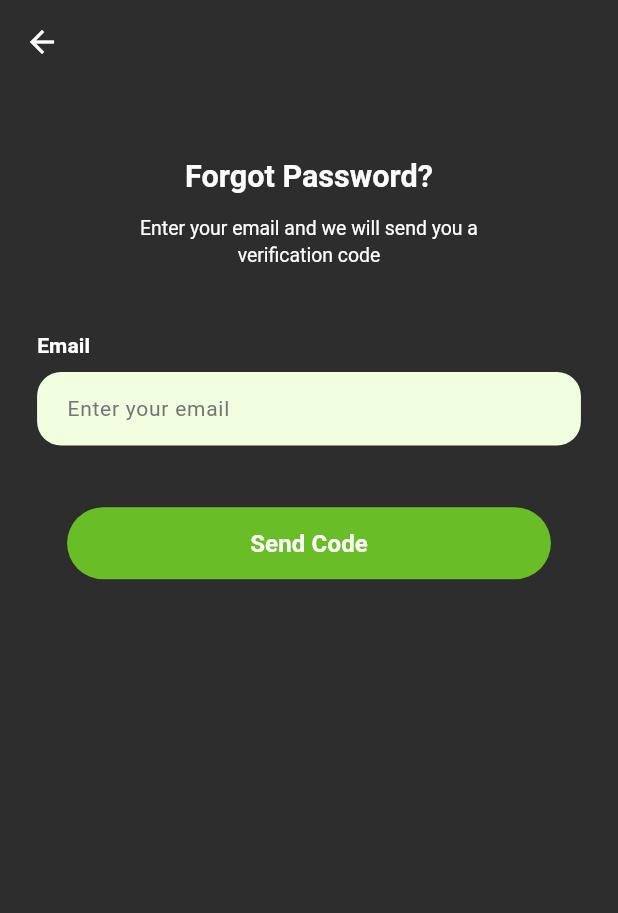
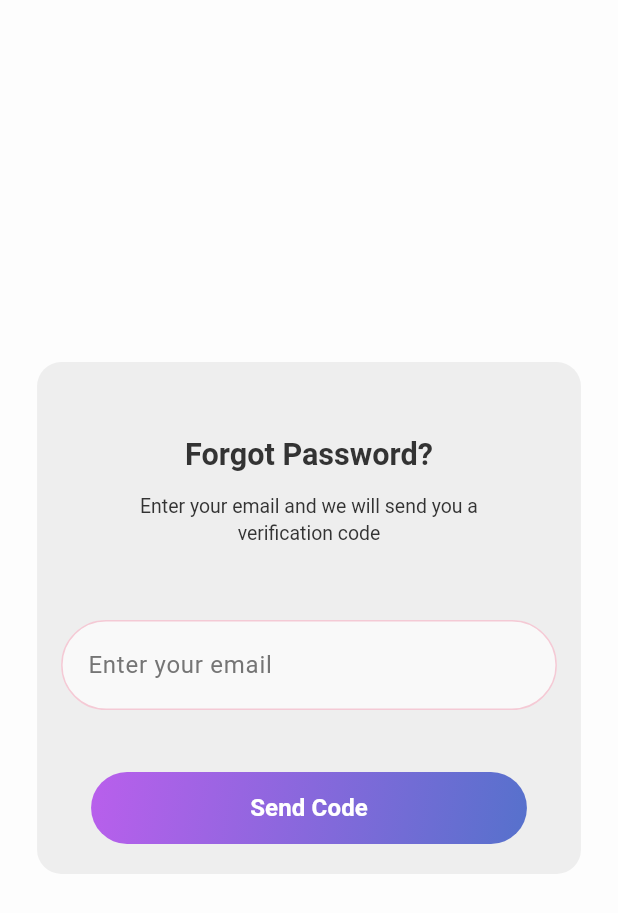
Before and after one commit to emon2002926/project_starter, a Flutter app: the screen it shows after launch, after a tap on "Forget Password?", on a phone screen of 412 x 824 dp. Shown: the top 913 px of the screen. Run offline on Flutter 3.47's test engine with Material 3 defaults, Android fonts, the phone set to English and light mode, and no system bars; our stand-ins replace flutter_screenutil, get, get_storage; Roboto replaces fonts that are missing (Poppins).

Commit message:
Refactor: Update UI elements and styling across multiple screens
- **AppTextField:**
    - Made `label` optional.
    - Added `borderColor` property.
    - Updated label color to black.
    - Increased font size for text field and hint text.
    - Changed fill color to a lighter shade (`0xFFF9F9F9`).
    - Increased vertical padding.
    - Implemented outline border with configurable color and radius, including focused and enabled states.
- **SocialLoginButtons:**
    - Changed label text color to `0xff333333`.
    - Updated border color to grey.
- **AppButton:**
    - Removed `backgroundColor` property.
    - Implemented a gradient background using `LinearGradient`.
    - Wrapped `ElevatedButton` in a `GestureDetector` and `Container` to apply the gradient.
- **AppColors:**
    - Changed `appBackground` color to `0xfff4f4f5`.
- **LoginScreen:**
    - Set `extendBodyBehindAppBar` to false.
    - Wrapped content in a `Container` with a white background and rounded corners.
    - Updated text and divider colors to be more visible on a light background.
    - Adjusted spacing and layout for better visual hierarchy.
    - Updated welcome message.
- **AppText:**
    - Changed default text color to `0xff333333`.
- **VerifyEmailScreen:**
    - Changed screen background color to `AppColors.instance.white50`.
    - Removed `BuildAppBar`.
    - Wrapped content in a `Container` with a light grey background and rounded corners.
    - Made `AppTextField` label optional (removed).
- **SplashScreen:**
    - Changed background color to white.
    - Updated text to "Chart AI".
    - Removed `AnnotatedRegion`.
- **OtpVerificationPage:**
    - Changed screen background color to `AppColors.instance.white50`.
    - Commented out `BuildAppBar`.
    - Wrapped content in a `Container` with a light grey background and rounded corners.
    - Adjusted text colors and font weights for better readability on a light background.

```diff
--- a/lib/core/constants/app_colors.dart
+++ b/lib/core/constants/app_colors.dart
@@ -9,7 +9,7 @@ class AppColors {
   ////////
   final Color boxBg = const Color(0xffEBF4FF);
   final Color boxBg2 = const Color(0xffBDD3EC);
-  final Color appBackground = const Color(0xff2c2d2c);
+  final Color appBackground = const Color(0xfff4f4f5);
   final Color appBarBackground = const Color(0xffd5ecc5);
   final Color profileBackground = const Color(0xC7CFCFCF);
 
--- a/lib/core/widget/buttons/app_button.dart
+++ b/lib/core/widget/buttons/app_button.dart
@@ -1,38 +1,33 @@
 import 'package:flutter/material.dart';
 import 'dart:ui';
-import 'package:flutter/material.dart';
 
-import 'package:flutter/material.dart';
 class AppButton extends StatelessWidget {
   final String buttonText;
   final VoidCallback onPressed;
-  final Color? backgroundColor;
   final Color? textColor;
   final double? borderRadius;
   final double? fontSize;
-  final double? elevation;
   final double? buttonHeight;
   final double? buttonWidth;
   final IconData? prefixIcon;
   final IconData? suffixIcon;
   final FontWeight? fontWeight;
-  final bool isLoading; // Added to handle loading state
+  final bool isLoading;
+  final double? elevation;
 
   const AppButton({
     super.key,
     required this.buttonText,
     required this.onPressed,
-    this.backgroundColor,
     this.textColor,
     this.borderRadius,
     this.fontSize,
-    this.elevation,
     this.buttonHeight,
     this.buttonWidth,
     this.prefixIcon,
     this.suffixIcon,
     this.fontWeight,
-    this.isLoading = false, // Added to control the loading state
+    this.isLoading = false, this.elevation,
   });
 
   @override
@@ -42,15 +37,26 @@ class AppButton extends StatelessWidget {
     return SizedBox(
       width: buttonWidth ?? double.infinity,
       height: buttonHeight ?? 48,
+      child: GestureDetector(
+        onTap: isLoading ? () {} : onPressed,
+        child: Container(
+          decoration: BoxDecoration(
+            gradient: LinearGradient(
+              colors: [Color(0xFFB95FEC), Color(0xff5671CC)],
+              begin: Alignment.topLeft,
+              end: Alignment.bottomRight,
+            ),
+            borderRadius: BorderRadius.circular(radius),
+          ),
           child: ElevatedButton(
-        onPressed: isLoading ? () {} : onPressed, // Ensure that onPressed is always a valid function
+            onPressed: isLoading ? () {} : onPressed,
             style: ElevatedButton.styleFrom(
-          backgroundColor: backgroundColor ?? const Color(0xFF69BE28), // ✅ Manual Green (Figma)
-          foregroundColor: textColor ?? Colors.white, // ✅ Default white text
+              backgroundColor: Colors.transparent, // Transparent so the gradient shows
               elevation: elevation ?? 0,
               shape: RoundedRectangleBorder(
                 borderRadius: BorderRadius.circular(radius),
               ),
+              padding: EdgeInsets.zero,
             ),
             child: isLoading
                 ? const CircularProgressIndicator(
@@ -87,6 +93,8 @@ class AppButton extends StatelessWidget {
               ],
             ),
           ),
+        ),
+      ),
     );
   }
 }
--- a/lib/core/widget/buttons/social_login_buttons.dart
+++ b/lib/core/widget/buttons/social_login_buttons.dart
@@ -18,13 +18,14 @@ class SocialLoginButtons extends StatelessWidget {
           width: 20,
           height: 20,
           child: Image.asset(iconPath),
+
         ),
-        label: AppText(color: Colors.white, data:title),
+        label: AppText(color: Color(0xff333333), data:title),
         style: OutlinedButton.styleFrom(
           shape: RoundedRectangleBorder(
             borderRadius: BorderRadius.circular(25),
           ),
-          side: const BorderSide(color: Colors.white, width: 1.5),
+          side: const BorderSide(color: Colors.grey, width: 1),
         ),
       ),
     );
--- a/lib/core/widget/text/app_text.dart
+++ b/lib/core/widget/text/app_text.dart
@@ -52,7 +52,7 @@ class AppText extends StatelessWidget {
       style: baseStyle.copyWith(
         height: height,
         fontSize: fontSize,
-        color: color ?? Colors.black,
+        color: color ?? Color(0xff333333),
         fontWeight: fontWeight,
         fontFamily: fontFamily ?? AppConstant.instance.poppins,
         decoration: decoration,
--- a/lib/core/widget/text/text_field/AppTextFiled.dart
+++ b/lib/core/widget/text/text_field/AppTextFiled.dart
@@ -1,7 +1,6 @@
-
 import 'package:flutter/material.dart';
 class AppTextField extends StatelessWidget {
-  final String label;
+  final String? label;
   final String hintText;
   final TextEditingController? controller;
   final IconData? prefixIcon;
@@ -9,17 +8,19 @@ class AppTextField extends StatelessWidget {
   final bool obscureText;
   final FormFieldValidator<String>? validator;
   final FocusNode? focusNode;
+  final Color? borderColor;
 
   const AppTextField({
     super.key,
-    required this.label,
+    this.label,
     required this.hintText,
     this.controller,
     this.prefixIcon,
     this.suffixIcon,
     this.obscureText = false,
     this.validator,
-    this.focusNode
+    this.focusNode,
+    this.borderColor,
   });
 
   @override
@@ -29,13 +30,15 @@ class AppTextField extends StatelessWidget {
     return Column(
       crossAxisAlignment: CrossAxisAlignment.start,
       children: [
-        Text(
-          label,
-          style: theme.textTheme.labelLarge?.copyWith(
-            fontWeight: FontWeight.w600,
-            color: Colors.white,
+        // Conditional label display
+        if (label != null && label!.isNotEmpty)
+          Text(
+            label!,
+            style: theme.textTheme.labelLarge?.copyWith(
+              fontWeight: FontWeight.w600,
+              color: Colors.black,
+            ),
           ),
-        ),
         const SizedBox(height: 8),
         TextFormField(
           controller: controller,
@@ -44,19 +47,19 @@ class AppTextField extends StatelessWidget {
           focusNode: focusNode,
           style: const TextStyle(
             color: Colors.black,
-            fontSize: 14,
+            fontSize: 16, // Increased font size for better readability
             fontFamily: 'Poppins',
           ),
           decoration: InputDecoration(
             hintText: hintText,
             hintStyle: TextStyle(
               color: Colors.grey.shade600,
-              fontSize: 14,
+              fontSize: 16, // Match the font size to the label
               fontWeight: FontWeight.w400,
               fontFamily: 'Poppins',
             ),
             filled: true,
-            fillColor: const Color(0xFFEFFFE0),
+            fillColor: const Color(0xFFF9F9F9), // Light background for input
             prefixIcon: prefixIcon != null
                 ? Icon(prefixIcon, color: Colors.grey[700], size: 20)
                 : null,
@@ -64,12 +67,21 @@ class AppTextField extends StatelessWidget {
                 ? Icon(suffixIcon, color: Colors.grey[700], size: 20)
                 : null,
             contentPadding: const EdgeInsets.symmetric(
-              vertical: 14,
-              horizontal: 16,
+              vertical: 18, // Increased vertical padding for bigger text field
+              horizontal: 14,
             ),
+            // Outline border with pink color and border radius
             border: OutlineInputBorder(
-              borderRadius: BorderRadius.circular(16),
-              borderSide: BorderSide.none,
+              borderRadius: BorderRadius.circular(30),
+              borderSide: BorderSide(color: borderColor ?? Colors.white, width: 1),
+            ),
+            focusedBorder: OutlineInputBorder(
+              borderRadius: BorderRadius.circular(30),
+              borderSide: const BorderSide(color:  Color(0xf9f3bac9), width: 1),
+            ),
+            enabledBorder: OutlineInputBorder(
+              borderRadius: BorderRadius.circular(30),
+              borderSide: const BorderSide(color: Color(0xc0f3bac9), width: 1.0),
             ),
           ),
         ),
--- a/lib/features/auth/views/login_screen.dart
+++ b/lib/features/auth/views/login_screen.dart
@@ -1,5 +1,6 @@
 import 'package:flutter/material.dart';
 import 'package:get/get.dart';
+import 'package:project_starter/core/constants/app_constant.dart';
 import '../../../core/constants/app_assert_image.dart';
 import '../../../core/constants/app_colors.dart';
 import '../../../core/widget/app_bar/build_app_bar.dart';
@@ -9,21 +10,30 @@ import '../../../core/widget/text/app_text.dart';
 import '../../../core/widget/text/text_field/AppTextFiled.dart';
 import '../../../routes/app_routes.dart';
 import '../view_models/login_controller.dart';
+
 class LoginScreen extends StatelessWidget {
   LoginScreen({super.key});
   final controller = Get.put(LoginController()); // Binding the controller
-
   @override
   Widget build(BuildContext context) {
     return Scaffold(
-      extendBodyBehindAppBar: true,
       backgroundColor: AppColors.instance.appBackground,
-      appBar: BuildAppBar(showBackButton: false,),
+      extendBodyBehindAppBar: false,
       body: Stack(
         children: [
           SafeArea(
             child: Padding(
-              padding: EdgeInsets.symmetric(horizontal: MediaQuery.of(context).size.width * 0.10),
+              padding: EdgeInsets.symmetric(
+                  vertical: MediaQuery.of(context).size.height * 0.08,
+                  horizontal: MediaQuery.of(context).size.height * 0.02,
+              ),
+              child: Container(
+                decoration: BoxDecoration(
+                  color: AppColors.instance.white50,
+                  borderRadius: BorderRadius.circular(16),
+                ),
+                child: Padding(
+                  padding: const EdgeInsets.symmetric(horizontal: 16),
                   child: SingleChildScrollView(
                     child: ConstrainedBox(
                       constraints: BoxConstraints(
@@ -33,99 +43,93 @@ class LoginScreen extends StatelessWidget {
                         child: Column(
                           crossAxisAlignment: CrossAxisAlignment.stretch,
                           children: [
-                        const SizedBox(height: 12),
+                            SizedBox(
+                              height: MediaQuery.of(context).size.height * 0.03,
+                            ),
                             Align(
                               alignment: Alignment.center,
-                          child: AppText(data: "Welcome Back", color: AppColors.instance.white50, fontSize: 28,
-                            fontWeight: FontWeight.bold,
+                              child: AppText(data: "Welcome to Trade Pilot", fontSize: 22,
+                                fontWeight: FontWeight.w500,
                               ),
                             ),
-                        SizedBox(height: MediaQuery.of(context).size.height * 0.08),
-                        const SizedBox(height: 8),
-
-                        // Username Input using TextEditingController
+                            SizedBox(
+                              height: MediaQuery.of(context).size.height * 0.06,
+                            ),
+                            Align(
+                              alignment: Alignment.center,
+                              child: AppText(data: "Sign up to get started", fontSize: 16,),
+                            ),
+                            SizedBox(
+                              height: MediaQuery.of(context).size.height * 0.02,
+                            ),
+                            // const SizedBox(height: 8),
                             AppTextField(
                               hintText: "Enter your user name here",
-                          label: "User Name",
                               controller: controller.usernameController,
                               focusNode: controller.usernameFocusNode,
                             ),
                             const SizedBox(height: 16),
-                        const SizedBox(height: 8),
-
-                        // Password Input using TextEditingController
                             AppTextField(
                               hintText: "Enter your password",
-                          label: "Password",
                               controller: controller.passwordController,
                               focusNode: controller.passwordFocusNode,
                               obscureText: true,
+                              suffixIcon: Icons.visibility_off,
                             ),
                             const SizedBox(height: 16),
-
-                        // Forget password
                             Align(
                               alignment: Alignment.centerRight,
                               child: GestureDetector(
                                 onTap: controller.navigateToForgetPassword,
                                 child: AppText(data: "Forget Password?", fontWeight: FontWeight.w400,
-                              color: Colors.white,
                                   fontSize: 16,
                                 ),
                               ),
                             ),
-                        const SizedBox(height: 24),
+                            const SizedBox(height: 8),
 
-                        // Login Button
                             AppButton(
                               buttonText: "Login",
                               onPressed: controller.login, // Trigger login method
                               borderRadius: 25,
                               buttonHeight: 48,
+                              elevation: 4,
                             ),
                             const SizedBox(height: 24),
-
-                        // Divider with text
                             const Row(
                               children: [
-                            Expanded(child: Divider(color: Colors.white)),
+                                Expanded(child: Divider(color: Colors.grey)),
                                 Padding(padding: EdgeInsets.symmetric(horizontal: 8.0),
-                              child: Text("or", style: TextStyle(color: Colors.white)),
+                                  child: Text("or", style: TextStyle(color: Colors.grey)),
                                 ),
-                            Expanded(child: Divider(color: Colors.white)),
+                                Expanded(child: Divider(color: Colors.grey)),
                               ],
                             ),
                             const SizedBox(height: 24),
-
-                        // Social Login Buttons
                             SocialLoginButtons(title: "Continue with Google", onPressed: () {}, iconPath: AppAssertImage.instance.googleLogo),
                             const SizedBox(height: 16),
                             SocialLoginButtons(title: "Continue with Apple", onPressed: () {}, iconPath: AppAssertImage.instance.appleLogo),
                             const SizedBox(height: 24),
-
-                        // Register Link
                             Row(
                               mainAxisAlignment: MainAxisAlignment.center,
                               children: [
-                            const Text(
-                              "Don't have an account? ",
-                              style: TextStyle(color: Colors.white, fontSize: 14),
+                                const AppText(
+                                  data: "Don't have an account? ",
+                                  fontSize: 14,
                                 ),
                                 GestureDetector(
                                   onTap: () => Get.toNamed(AppRoutes.register),
-                              child: const Text(
-                                "Register Now",
-                                style: TextStyle(
-                                  color: Colors.white,
+                                  child: const AppText(
+                                    data: "Register Now",
                                       fontWeight: FontWeight.bold,
                                       fontSize: 15,
                                   ),
                                 ),
+                              ],
                             ),
                           ],
                         ),
-                        const SizedBox(height: 32),
-                      ],
+                      ),
                     ),
                   ),
                 ),
--- a/lib/features/auth/views/otp_verification_page.dart
+++ b/lib/features/auth/views/otp_verification_page.dart
@@ -6,7 +6,6 @@ import '../../../core/widget/app_bar/build_app_bar.dart';
 import '../../../core/widget/buttons/app_button.dart';
 import '../../../core/widget/text/app_text.dart';
 import '../view_models/otp_verification_controller.dart';
-
 
 class OtpVerificationPage extends StatelessWidget {
   const OtpVerificationPage({super.key});
@@ -19,30 +18,36 @@ class OtpVerificationPage extends StatelessWidget {
     final width = mediaQuery.size.width;
 
     return Scaffold(
-      extendBodyBehindAppBar: true,
-      appBar: BuildAppBar(
-        title: "Verify Email",
-        iconColor: AppColors.instance.white50,
-        titleColor: AppColors.instance.white50,
+      // appBar: BuildAppBar(
+      //   title: "Verify Email",
+      //   iconColor: AppColors.instance.white50,
+      //   titleColor: AppColors.instance.white50,
+      // ),
+      backgroundColor: AppColors.instance.white50,
+      body: SafeArea(
+        child: Padding(
+          padding: EdgeInsets.symmetric(
+            vertical: height * 0.08,
+            horizontal: width * 0.06,
           ),
-      backgroundColor: AppColors.instance.appBackground,
-      body: SafeArea(
+          child: Container(
+            decoration: BoxDecoration(
+              color: Colors.grey.shade200,
+              borderRadius: BorderRadius.circular(16),
+            ),
+            child: Padding(
+              padding: const EdgeInsets.symmetric(horizontal: 16),
               child: SingleChildScrollView(
-          padding: EdgeInsets.symmetric(horizontal: width * 0.06),
-          child: ConstrainedBox(
-            constraints: BoxConstraints(minHeight: height * 0.9),
-            child: IntrinsicHeight(
                 child: Column(
                   crossAxisAlignment: CrossAxisAlignment.center,
                   children: [
-                  SizedBox(height: height * 0.1),
+                    SizedBox(height: height * 0.05),
 
                     // Title
                     AppText(
                       data: 'Check your email',
-                    fontSize: width * 0.05,
+                      fontSize: width * 0.055,
                       fontWeight: FontWeight.bold,
-                    color: AppColors.instance.white50,
                     ),
                     SizedBox(height: height * 0.015),
 
@@ -51,14 +56,13 @@ class OtpVerificationPage extends StatelessWidget {
                       data:
                       'We sent a reset link to astro@gmail.com\nPlease enter the 6 digit code.',
                       fontSize: width * 0.035,
-                    color: AppColors.instance.white50,
                       textAlign: TextAlign.center,
                       height: 1.4,
-                    fontWeight: FontWeight.w500,
+                      fontWeight: FontWeight.normal,
                     ),
-                  SizedBox(height: height * 0.04),
+                    SizedBox(height: height * 0.05),
 
-                  // OTP Fields
+                    // OTP Fields (6 OTP TextFields)
                     Row(
                       mainAxisAlignment: MainAxisAlignment.spaceBetween,
                       children: List.generate(6, (index) {
@@ -111,14 +115,14 @@ class OtpVerificationPage extends StatelessWidget {
                           data: 'Resend OTP',
                           fontSize: width * 0.035,
                           fontWeight: FontWeight.bold,
-                        color: AppColors.instance.white50,
                         ),
                       ),
                     ),
                     SizedBox(height: height * 0.06),
 
                     // Verify Button
-                  Padding(padding: const EdgeInsets.symmetric(horizontal: 24),
+                    Padding(
+                      padding: const EdgeInsets.symmetric(horizontal: 24),
                       child: AppButton(
                         buttonText: "Verify Code",
                         onPressed: controller.verifyCode,
@@ -133,6 +137,7 @@ class OtpVerificationPage extends StatelessWidget {
             ),
           ),
         ),
+      ),
     );
   }
 }
--- a/lib/features/auth/views/verify_email_screen.dart
+++ b/lib/features/auth/views/verify_email_screen.dart
@@ -19,18 +19,24 @@ class VerifyEmailScreen extends StatelessWidget {
     final width = mediaQuery.size.width;
 
     return Scaffold(
-      backgroundColor: AppColors.instance.appBackground,
+      backgroundColor: AppColors.instance.white50,
       extendBodyBehindAppBar: true,
-      appBar: BuildAppBar(
-        showBackButton: true,
-        iconColor: AppColors.instance.white50,
+
+      body: SafeArea(
+        child: Center(
+          child: Padding(
+            padding: EdgeInsets.symmetric(
+              vertical: height * 0.08,
+              horizontal: width * 0.06,
             ),
-      body: SafeArea(
+            child: Container(
+              decoration: BoxDecoration(
+                color: Colors.grey.shade200,
+                borderRadius: BorderRadius.circular(16),
+              ),
+              child: Padding(
+                padding: const EdgeInsets.symmetric(horizontal: 16),
                 child: SingleChildScrollView(
-          padding: EdgeInsets.symmetric(horizontal: width * 0.06),
-          child: ConstrainedBox(
-            constraints: BoxConstraints(minHeight: height * 0.9),
-            child: IntrinsicHeight(
                   child: Column(
                     crossAxisAlignment: CrossAxisAlignment.start,
                     children: [
@@ -50,7 +56,6 @@ class VerifyEmailScreen extends StatelessWidget {
                               data: 'Forgot Password?',
                               fontSize: width * 0.055,
                               fontWeight: FontWeight.bold,
-                          color: AppColors.instance.white50,
                             ),
 
                             SizedBox(height: height * 0.015),
@@ -63,7 +68,6 @@ class VerifyEmailScreen extends StatelessWidget {
                                 'Enter your email and we will send you a\nverification code',
                                 textAlign: TextAlign.center,
                                 fontSize: width * 0.035,
-                            color: AppColors.instance.white50,
                                 fontWeight: FontWeight.normal,
                                 height: 1.4,
                               ),
@@ -74,17 +78,19 @@ class VerifyEmailScreen extends StatelessWidget {
                             // Email Field
                             AppTextField(
                               controller: controller.emailController,
-                          label: "Email",
+                              // label: "Email",
                               hintText: 'Enter your email',
                             ),
 
                             SizedBox(height: height * 0.05),
 
                             // Send Code Button
-                        Padding(padding: const EdgeInsets.symmetric(horizontal: 20),
+                            Padding(
+                              padding: const EdgeInsets.symmetric(horizontal: 20),
                               child: AppButton(
                                 buttonText: "Send Code",
-                            onPressed: () => controller.sendVerificationCode(context),
+                                onPressed: () =>
+                                    controller.sendVerificationCode(context),
                                 borderRadius: 25,
                                 buttonHeight: 48,
                               ),
@@ -92,8 +98,10 @@ class VerifyEmailScreen extends StatelessWidget {
                           ],
                         ),
                       ),
-                  const Spacer(),
+                      const SizedBox(height: 20),
                     ],
+                  ),
+                ),
               ),
             ),
           ),
--- a/lib/features/splash/splash_screen.dart
+++ b/lib/features/splash/splash_screen.dart
@@ -13,18 +13,15 @@ class SplashScreen extends StatelessWidget {
     // Initialize the controller using Get.put() or Get.lazyPut() in main.dart for better optimization
     final controller = Get.find<SplashController>();
 
-    return AnnotatedRegion<SystemUiOverlayStyle>(
-      value: SystemUiOverlayStyle.light, // White status bar icons
-      child: Scaffold(
-        backgroundColor: const Color(0xFF1E1E1E),
+    return Scaffold(
+      backgroundColor: Colors.white,
       body: Center(
         child: Padding(
           padding: const EdgeInsets.symmetric(horizontal: 24),
           child: AppText(
-              data: 'Project Starter',
+            data: 'Chart AI',
             fontSize: 50,
             fontWeight: FontWeight.bold,
-              color: Colors.white,
           ),
           // child: Image.asset(
           //   AppAssertImage.instance.splashImage, // Your image path
@@ -33,7 +30,6 @@ class SplashScreen extends StatelessWidget {
           // ),
         ),
       ),
-      ),
     );
   }
 }
```
Lines whose indentation alone changed are shown as unchanged.
